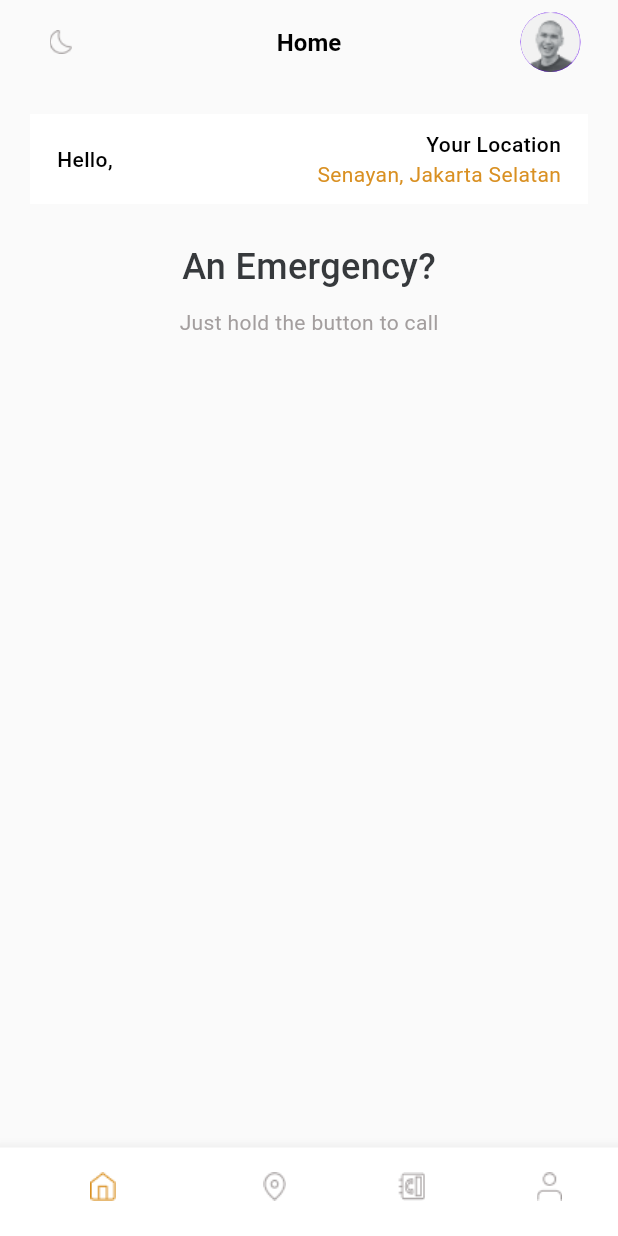
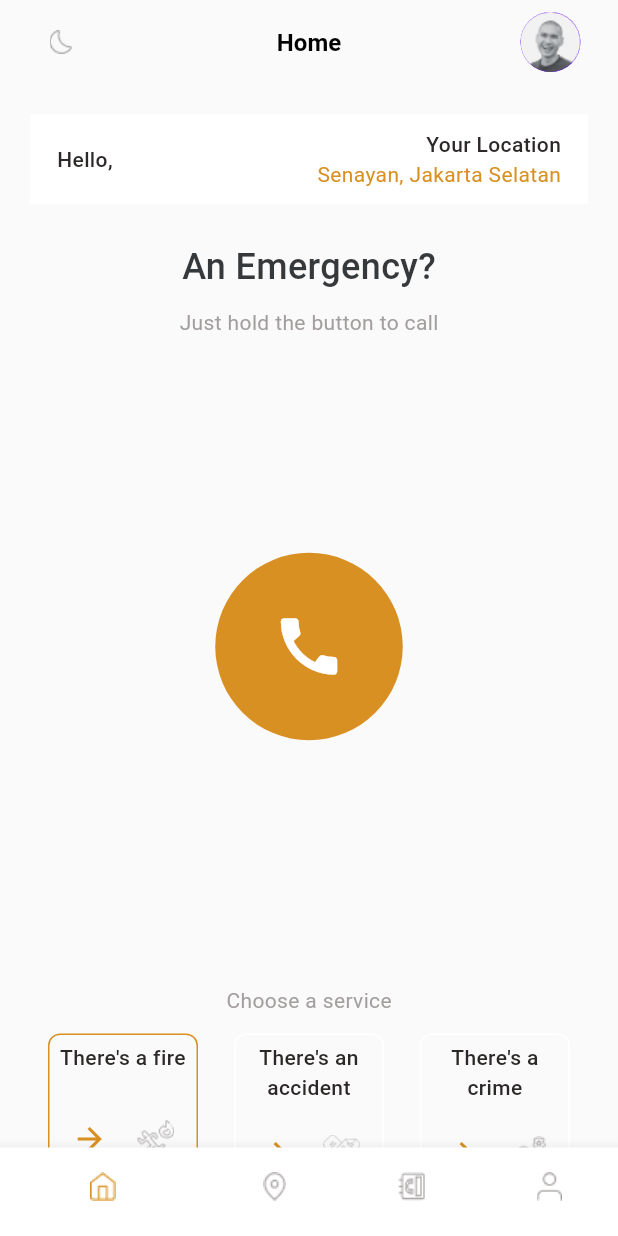
Before and after one commit to Versa-Morph/mobile-jakarta-smart, a Flutter app: the HomePage screen opened directly, on a phone screen of 412 x 824 dp. Run offline on Flutter 3.47's test engine with Material 3 defaults, Android fonts, the light colour scheme and no system bars; our stand-ins replace flutter_bloc, geolocator, google_maps_flutter; missing offline and left inert: pulsator.

Commit message:
finishing landing page

```diff
--- a/lib/components/home_appbar.dart
+++ b/lib/components/home_appbar.dart
@@ -21,6 +21,7 @@ class HomeAppBar extends StatelessWidget implements PreferredSizeWidget {
   Widget build(BuildContext context) {
     return AppBar(
       centerTitle: true,
+      scrolledUnderElevation: 0.0,
       title: Text(
         appBarTitle,
         style: const TextStyle(
--- a/lib/views/home/home_page.dart
+++ b/lib/views/home/home_page.dart
@@ -43,7 +43,7 @@ final List<BottomNavigationBarItem> _bottomNavItem = [
 
 // Screen List
 final List<Widget> _screenList = [
-  const LandingPage(),
+  const LandingPageWrapper(),
   const MapsPage(),
   const ContactPage(),
   const UserProfilePage(),
--- /dev/null
+++ b/lib/views/home/landing/cubit/emergency_page_cubit.dart
@@ -0,0 +1,29 @@
+import 'package:flutter_bloc/flutter_bloc.dart';
+import 'package:meta/meta.dart';
+
+part 'emergency_page_state.dart';
+
+class EmergencyPageCubit extends Cubit<EmergencyPageState> {
+  EmergencyPageCubit() : super(const NotEmergencyState(index: 0));
+
+  void emergencyOccured(int index) {
+    emit(EmergencyState(index: index));
+    // TODO IMPLEMENT FUNCTIONAL
+    switch (index) {
+      case 0:
+        print('0');
+      case 1:
+        print('1');
+      case 2:
+        print('2');
+
+      default:
+        print('Default');
+    }
+  }
+
+  void stopEmergency(int index) {
+    emit(NotEmergencyState(index: index));
+    // TODO:IMPLEMENT FUNCTIONAL
+  }
+}
--- /dev/null
+++ b/lib/views/home/landing/cubit/emergency_page_state.dart
@@ -0,0 +1,15 @@
+part of 'emergency_page_cubit.dart';
+
+@immutable
+sealed class EmergencyPageState {
+  final int index;
+  const EmergencyPageState({required this.index});
+}
+
+final class NotEmergencyState extends EmergencyPageState {
+  const NotEmergencyState({required super.index});
+}
+
+final class EmergencyState extends EmergencyPageState {
+  const EmergencyState({required super.index});
+}
--- a/lib/views/home/landing/landing_page.dart
+++ b/lib/views/home/landing/landing_page.dart
@@ -1,11 +1,32 @@
-import 'package:flutter/cupertino.dart';
 import 'package:flutter/material.dart';
-import 'package:flutter/widgets.dart';
+import 'package:flutter_bloc/flutter_bloc.dart';
+import 'package:pulsator/pulsator.dart';
 import 'package:smart_jakarta/components/home_appbar.dart';
+import 'package:smart_jakarta/views/home/landing/cubit/emergency_page_cubit.dart';
+import 'package:smart_jakarta/views/home/landing/widgets/emergency_button.dart';
+import 'package:smart_jakarta/views/home/landing/widgets/service_type_button.dart';
 
-class LandingPage extends StatelessWidget {
+class LandingPageWrapper extends StatelessWidget {
+  const LandingPageWrapper({super.key});
+
+  @override
+  Widget build(BuildContext context) {
+    return BlocProvider(
+      create: (context) => EmergencyPageCubit(),
+      child: const LandingPage(),
+    );
+  }
+}
+
+class LandingPage extends StatefulWidget {
   const LandingPage({super.key});
 
+  @override
+  State<LandingPage> createState() => _LandingPageState();
+}
+
+class _LandingPageState extends State<LandingPage> {
+  int _serviceIndex = 0;
   @override
   Widget build(BuildContext context) {
     return Scaffold(
@@ -27,16 +48,20 @@ class LandingPage extends StatelessWidget {
               decoration: const BoxDecoration(
                 color: Color(0xffffffff),
               ),
-              child: const Row(
+              child: Row(
                 mainAxisAlignment: MainAxisAlignment.spaceBetween,
                 children: [
                   Expanded(
-                      child: Text(
-                    'Hello, ',
-                    style: TextStyle(
-                      fontWeight: FontWeight.w500,
+                    child: Text(
+                      'Hello, ',
+                      style: TextStyle(
+                        fontWeight: FontWeight.w500,
+                        color: Theme.of(context).brightness == Brightness.dark
+                            ? const Color(0xff2C2828)
+                            : const Color(0xff2C2828),
+                      ),
                     ),
-                  )),
+                  ),
                   Column(
                     mainAxisAlignment: MainAxisAlignment.center,
                     crossAxisAlignment: CrossAxisAlignment.end,
@@ -45,10 +70,13 @@ class LandingPage extends StatelessWidget {
                           child: Text(
                         'Your Location',
                         style: TextStyle(
-                          fontWeight: FontWeight.w500,
-                        ),
+                            fontWeight: FontWeight.w500,
+                            color:
+                                Theme.of(context).brightness == Brightness.dark
+                                    ? const Color(0xff2C2828)
+                                    : const Color(0xff2C2828)),
                       )),
-                      Expanded(
+                      const Expanded(
                         child: Text(
                           'Senayan, Jakarta Selatan',
                           style: TextStyle(
@@ -65,24 +93,122 @@ class LandingPage extends StatelessWidget {
             // Header Text
             const SizedBox(height: 25),
 
-            const Text(
+            Text(
               'An Emergency?',
               style: TextStyle(
                 fontSize: 24,
                 fontWeight: FontWeight.w500,
-                color: Color(0xff36393C),
+                color: Theme.of(context).brightness == Brightness.dark
+                    ? Colors.white
+                    : const Color(0xff36393C),
               ),
             ),
             const SizedBox(height: 10),
 
-            const Text(
+            Text(
               'Just hold the button to call',
               style: TextStyle(
                 fontSize: 14,
                 fontWeight: FontWeight.w400,
-                color: Color(0xffa39e9e),
+                color: Theme.of(context).brightness == Brightness.dark
+                    ? Colors.white
+                    : const Color(0xffa39e9e),
               ),
             ),
+
+            // Emergency Button
+            BlocBuilder<EmergencyPageCubit, EmergencyPageState>(
+              builder: (context, state) {
+                return SizedBox(
+                  height: MediaQuery.of(context).size.height / 2,
+                  child: state is EmergencyState
+                      ? Pulsator(
+                          style: const PulseStyle(
+                            color: Color(0xffD99022),
+                            startSize: 0.3,
+                          ),
+                          child: EmergencyButton(
+                            onTap: () {
+                              context
+                                  .read<EmergencyPageCubit>()
+                                  .stopEmergency(_serviceIndex);
+                            },
+                          ),
+                        )
+                      : EmergencyButton(
+                          onTap: () {
+                            context
+                                .read<EmergencyPageCubit>()
+                                .emergencyOccured(_serviceIndex);
+                          },
+                        ),
+                );
+              },
+            ),
+
+            const SizedBox(height: 20),
+
+            const Text(
+              'Choose a service',
+              style: TextStyle(
+                color: Color(0xffA39E9E),
+                fontWeight: FontWeight.w400,
+              ),
+            ),
+
+            const SizedBox(height: 12),
+
+            // Service Type
+            BlocBuilder<EmergencyPageCubit, EmergencyPageState>(
+              builder: (context, state) {
+                return Row(
+                  mainAxisAlignment: MainAxisAlignment.spaceAround,
+                  children: [
+                    ServiceTypeButton(
+                      index: _serviceIndex,
+                      title: 'There\'s a fire',
+                      serviceImagePath: 'assets/icons/service_icon.png',
+                      isActive: _serviceIndex == 0,
+                      onTap: state is EmergencyState
+                          ? null
+                          : () {
+                              return setState(() {
+                                _serviceIndex = 0;
+                              });
+                            },
+                    ),
+                    ServiceTypeButton(
+                      index: _serviceIndex,
+                      title: 'There\'s an accident',
+                      serviceImagePath: 'assets/icons/service_icon2.png',
+                      isActive: _serviceIndex == 1,
+                      onTap: state is EmergencyState
+                          ? null
+                          : () {
+                              return setState(() {
+                                _serviceIndex = 1;
+                              });
+                            },
+                    ),
+                    ServiceTypeButton(
+                      index: _serviceIndex,
+                      title: 'There\'s a crime',
+                      serviceImagePath: 'assets/icons/service_icon3.png',
+                      isActive: _serviceIndex == 2,
+                      onTap: state is EmergencyState
+                          ? null
+                          : () {
+                              return setState(() {
+                                _serviceIndex = 2;
+                              });
+                            },
+                    )
+                  ],
+                );
+              },
+            ),
+
+            const SizedBox(height: 20),
           ],
         ),
       ),
--- /dev/null
+++ b/lib/views/home/landing/widgets/emergency_button.dart
@@ -0,0 +1,29 @@
+import 'package:flutter/material.dart';
+
+class EmergencyButton extends StatelessWidget {
+  const EmergencyButton({
+    super.key,
+    this.onTap,
+  });
+  final Function()? onTap;
+
+  @override
+  Widget build(BuildContext context) {
+    return GestureDetector(
+      onTap: onTap ?? () {},
+      child: Container(
+        height: 125,
+        width: 125,
+        decoration: const BoxDecoration(
+          shape: BoxShape.circle,
+          color: Color(0xffD99022),
+        ),
+        child: const Icon(
+          Icons.call,
+          size: 50,
+          color: Colors.white,
+        ),
+      ),
+    );
+  }
+}
--- /dev/null
+++ b/lib/views/home/landing/widgets/service_type_button.dart
@@ -0,0 +1,67 @@
+import 'package:flutter/material.dart';
+
+class ServiceTypeButton extends StatelessWidget {
+  const ServiceTypeButton({
+    super.key,
+    required this.index,
+    required this.title,
+    required this.serviceImagePath,
+    required this.isActive,
+    this.onTap,
+  });
+  final int index;
+  final String title;
+  final String serviceImagePath;
+  final bool isActive;
+  final Function()? onTap;
+
+  @override
+  Widget build(BuildContext context) {
+    return GestureDetector(
+      onTap: onTap ?? () {},
+      child: Container(
+        width: 100,
+        height: 100,
+        decoration: BoxDecoration(
+          border: Border.all(
+            color: isActive ? const Color(0xffD99022) : Colors.white,
+          ),
+          borderRadius: BorderRadius.circular(8),
+        ),
+        padding: const EdgeInsets.all(5),
+        child: Column(
+          children: [
+            Text(
+              title,
+              textAlign: TextAlign.center,
+              style: TextStyle(
+                  fontWeight: FontWeight.w500,
+                  color: Theme.of(context).brightness == Brightness.dark
+                      ? Colors.white
+                      : const Color(0xff2C2828)),
+            ),
+            const SizedBox(height: 20),
+            Expanded(
+              child: Row(
+                mainAxisAlignment: MainAxisAlignment.spaceAround,
+                children: [
+                  const Icon(
+                    Icons.arrow_forward,
+                    color: Color(0xffD99022),
+                  ),
+                  ImageIcon(
+                    AssetImage(
+                      serviceImagePath,
+                    ),
+                    color: const Color(0xffA39E9E),
+                    size: 25,
+                  )
+                ],
+              ),
+            ),
+          ],
+        ),
+      ),
+    );
+  }
+}
--- a/lib/views/welcome/welcome_page.dart
+++ b/lib/views/welcome/welcome_page.dart
@@ -1,5 +1,4 @@
 import 'package:flutter/material.dart';
-import 'package:flutter/widgets.dart';
 import 'package:smart_jakarta/components/welcome_appbar.dart';
 import 'package:smart_jakarta/views/welcome/widgets/content_feature.dart';
 import 'package:smart_jakarta/views/welcome/widgets/login_button.dart';
--- a/pubspec.yaml
+++ b/pubspec.yaml
@@ -29,6 +29,7 @@ dependencies:
   flutter_bloc: ^8.1.6
   google_maps_flutter: ^2.6.1
   geolocator: ^12.0.0
+  pulsator: ^1.0.0+2
 
 dev_dependencies:
   flutter_test:
```
Also changed, not shown: assets/icons/service_icon.png (added), assets/icons/service_icon2.png (added), assets/icons/service_icon3.png (added), pubspec.lock.
